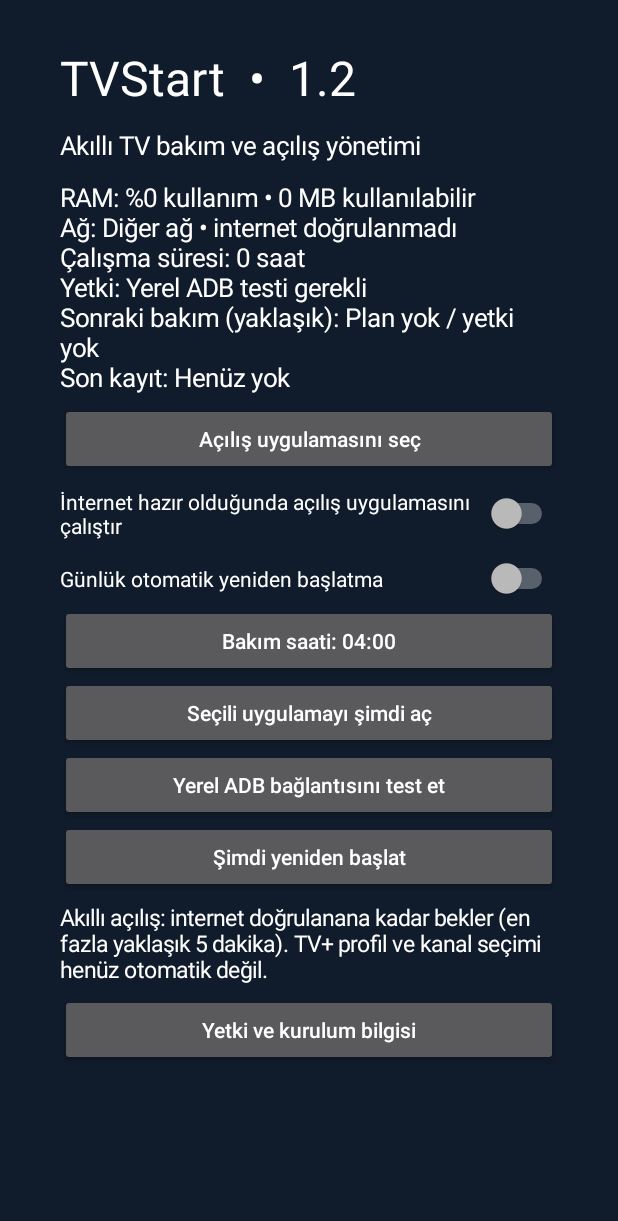
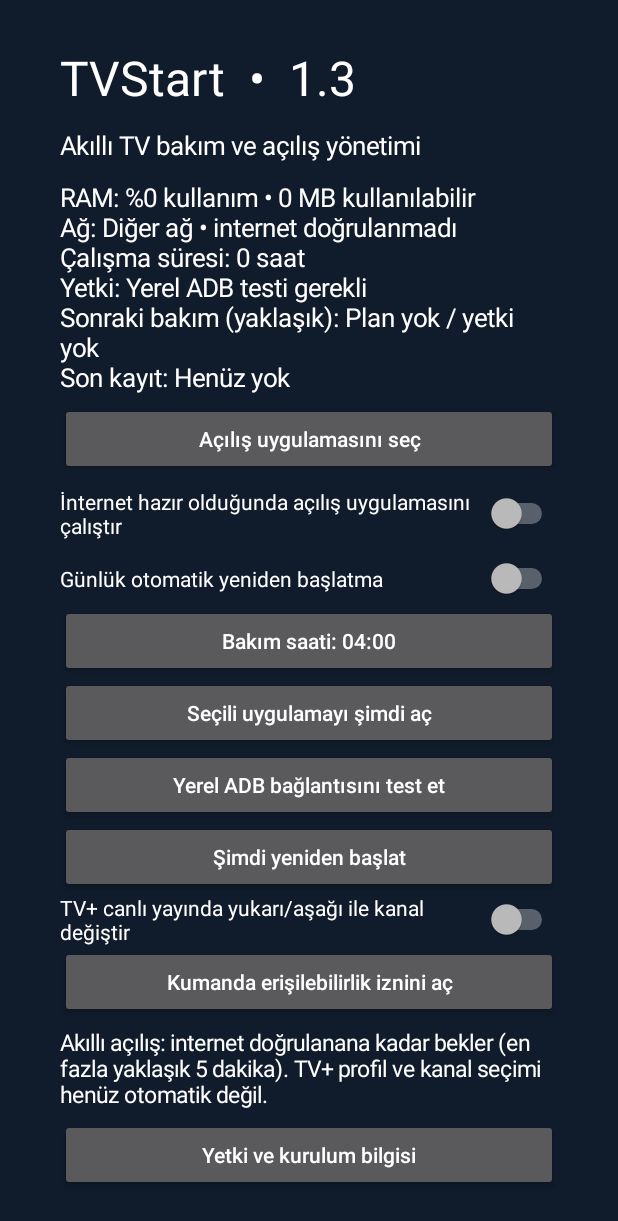
Before and after one commit to hizmetall-sys/tvstart, an Android app: the screen it shows after launch (MainActivity), on a phone screen of 412 x 824 dp. Shown: the top 1221 px of the screen. Run offline under Robolectric (Android 15) with nearby library versions, the phone set to English and light mode, and no system bars.

Commit message:
TVStart 1.3 MainActivity.java

```diff
--- a/app/src/main/java/com/hizmetall/tvstart/MainActivity.java
+++ b/app/src/main/java/com/hizmetall/tvstart/MainActivity.java
@@ -16,7 +16,7 @@ public class MainActivity extends Activity {
     TextView label(String s,int size){TextView t=new TextView(this);t.setText(s);t.setTextSize(size);t.setTextColor(Color.WHITE);t.setPadding(0,dp(6),0,dp(6));return t;}
     Button btn(String s,View.OnClickListener l){Button b=new Button(this);b.setText(s);b.setAllCaps(false);b.setOnClickListener(l);return b;}
     @Override public void onCreate(Bundle b){super.onCreate(b);ScrollView sc=new ScrollView(this);sc.setFillViewport(true);sc.setBackgroundColor(0xff101b2b);LinearLayout root=new LinearLayout(this);root.setOrientation(1);root.setPadding(dp(40),dp(24),dp(40),dp(24));sc.addView(root);setContentView(sc);
-        root.addView(label("TVStart  •  1.2",32));root.addView(label("Akıllı TV bakım ve açılış yönetimi",17));status=label("",17);root.addView(status);
+        root.addView(label("TVStart  •  1.3",32));root.addView(label("Akıllı TV bakım ve açılış yönetimi",17));status=label("",17);root.addView(status);
         choose=btn("Açılış uygulamasını seç",v->pick());root.addView(choose);
         auto=new Switch(this);auto.setText("İnternet hazır olduğunda açılış uygulamasını çalıştır");auto.setTextColor(Color.WHITE);auto.setPadding(0,dp(8),0,dp(8));auto.setChecked(Engine.prefs(this).getBoolean("auto",false));auto.setOnCheckedChangeListener((v,on)->{Engine.prefs(this).edit().putBoolean("auto",on).apply();refresh();});root.addView(auto);
         daily=new Switch(this);daily.setText("Günlük otomatik yeniden başlatma");daily.setTextColor(Color.WHITE);daily.setPadding(0,dp(8),0,dp(8));daily.setChecked(Engine.prefs(this).getBoolean("daily",false));daily.setOnCheckedChangeListener((v,on)->{Engine.prefs(this).edit().putBoolean("daily",on).apply();Engine.schedule(this);refresh();});root.addView(daily);
@@ -24,6 +24,8 @@ public class MainActivity extends Activity {
         root.addView(btn("Seçili uygulamayı şimdi aç",v->{if(!Engine.open(this))toast("Uygulama açılamadı");refresh();}));
         root.addView(btn("Yerel ADB bağlantısını test et",v->{v.setEnabled(false);toast("ADB bağlantısı deneniyor. İzin sorulursa her zaman izin ver seçeneğini işaretleyin.");new Thread(()->{boolean ok=false;String msg;try{ok=LocalAdb.test(this);msg=ok?"Yerel ADB bağlantısı başarılı":"ADB testi başarısız";}catch(Exception e){msg="ADB: "+e.getMessage();}Engine.prefs(this).edit().putBoolean("adb",ok).apply();Engine.log(this,msg);Engine.schedule(this);final String result=msg;h.post(()->{v.setEnabled(true);toast(result);refresh();});}).start();}));
         root.addView(btn("Şimdi yeniden başlat",v->{if(!Engine.ready(this)){toast("Önce yerel ADB bağlantısını test edin.");return;}new AlertDialog.Builder(this).setTitle("Cihaz yeniden başlatılsın mı?").setNegativeButton("Vazgeç",null).setPositiveButton("Yeniden başlat",(d,w)->{new Thread(()->{boolean ok=Engine.reboot(this);h.post(()->{if(!ok)toast("İşlem başarısız; son kaydı kontrol edin");refresh();});}).start();}).show();}));
+        Switch remote=new Switch(this);remote.setText("TV+ canlı yayında yukarı/aşağı ile kanal değiştir");remote.setTextColor(Color.WHITE);remote.setChecked(Engine.prefs(this).getBoolean("remote",false));remote.setOnCheckedChangeListener((v,on)->Engine.prefs(this).edit().putBoolean("remote",on).apply());root.addView(remote);
+        root.addView(btn("Kumanda erişilebilirlik iznini aç",v->{try{startActivity(new Intent(android.provider.Settings.ACTION_ACCESSIBILITY_SETTINGS));}catch(Exception e){toast("Cihaz ayarları > Erişilebilirlik > TVStart kanal kumandası");}}));
         root.addView(label("Akıllı açılış: internet doğrulanana kadar bekler (en fazla yaklaşık 5 dakika). TV+ profil ve kanal seçimi henüz otomatik değil.",15));
         root.addView(btn("Yetki ve kurulum bilgisi",v->new AlertDialog.Builder(this).setTitle("Yeniden başlatma yetkisi").setMessage("Geliştirici seçeneklerinde ağ ADB etkin olmalı (5555). Yerel ADB testini çalıştırın ve Android izin penceresini onaylayın. Cihazı sıfırlamayın. ADB portunu internete açmayın.").setPositiveButton("Tamam",null).show()));
         Engine.schedule(this);refresh();choose.requestFocus();
```
